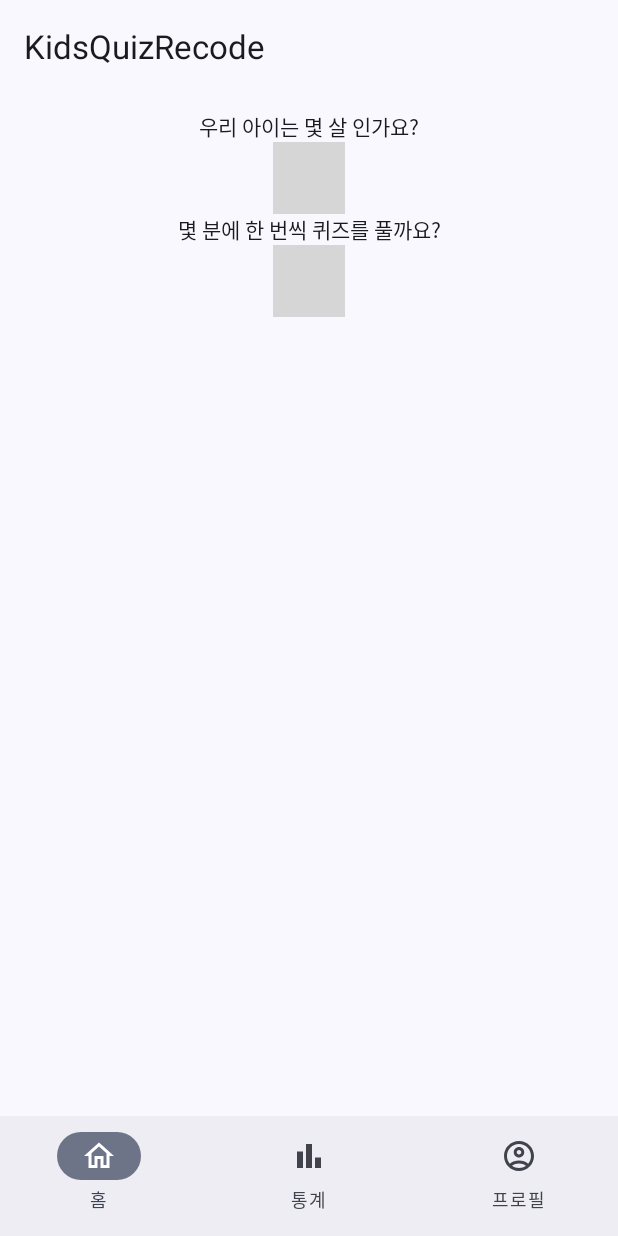
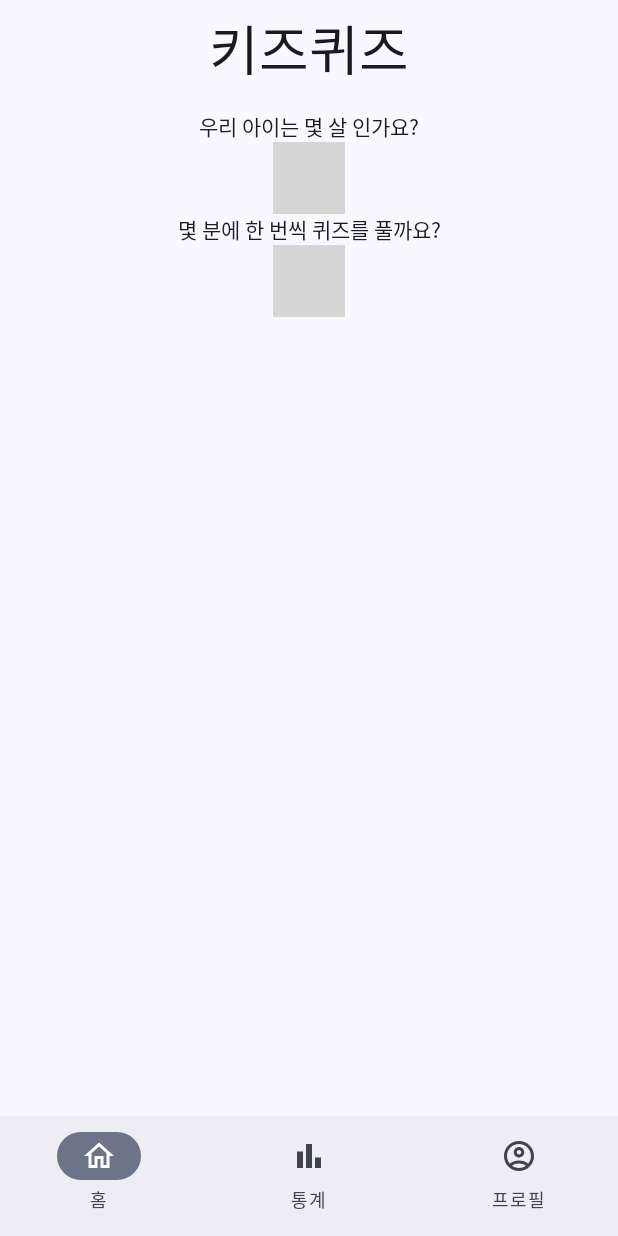
Before and after one commit to gayeon00/KidsQuizRecode, an Android app built with Jetpack Compose: the screen it shows after launch (MainActivity), on a phone screen of 412 x 824 dp. Run offline under Robolectric (Android 15) with nearby library versions, the phone set to English and light mode, and no system bars; libraries missing offline, so code that uses them is left out: com.chargemap.compose; Roboto replaces fonts that are not available here; 3 statements that could not run were skipped; grey boxes are pictures that could not be loaded.

Commit message:
refactor: topAppBar 분리

```diff
--- a/app/src/main/java/com/fugage/kidsquizrecode/ui/KidsQuizApp.kt
+++ b/app/src/main/java/com/fugage/kidsquizrecode/ui/KidsQuizApp.kt
@@ -1,10 +1,8 @@
 package com.fugage.kidsquizrecode.ui
 
-import androidx.compose.foundation.background
 import androidx.compose.material3.*
 import androidx.compose.runtime.*
 import androidx.compose.ui.Modifier
-import androidx.compose.ui.graphics.Color
 import androidx.compose.ui.res.stringResource
 import androidx.compose.ui.tooling.preview.Preview
 import androidx.navigation.compose.rememberNavController
@@ -12,7 +10,6 @@ import com.fugage.kidsquizrecode.R
 import com.fugage.kidsquizrecode.ui.theme.KidsQuizRecodeTheme
 
 
-@OptIn(ExperimentalMaterial3Api::class)
 @Composable
 fun KidsQuizApp() {
     KidsQuizRecodeTheme {
@@ -32,9 +29,7 @@ fun KidsQuizApp() {
                 )
             },
             topBar = {
-                TopAppBar(title = {
-                    Text(text = stringResource(id = R.string.app_name))
-                })
+                KidsQuizTopAppBar()
             }
         ) {
             KidsQuizNavHost(navController = navController, paddingValues = it)
@@ -42,6 +37,22 @@ fun KidsQuizApp() {
     }
 }
 
+@OptIn(ExperimentalMaterial3Api::class)
+@Composable
+fun KidsQuizTopAppBar(
+    modifier: Modifier = Modifier,
+) {
+    CenterAlignedTopAppBar(
+        title = {
+            Text(
+                text = stringResource(R.string.korean_app_name),
+                style = MaterialTheme.typography.displayLarge
+            )
+        },
+        modifier = modifier
+    )
+}
+
 @Preview
 @Composable
 fun KidsQuizAppPreview() {
```
